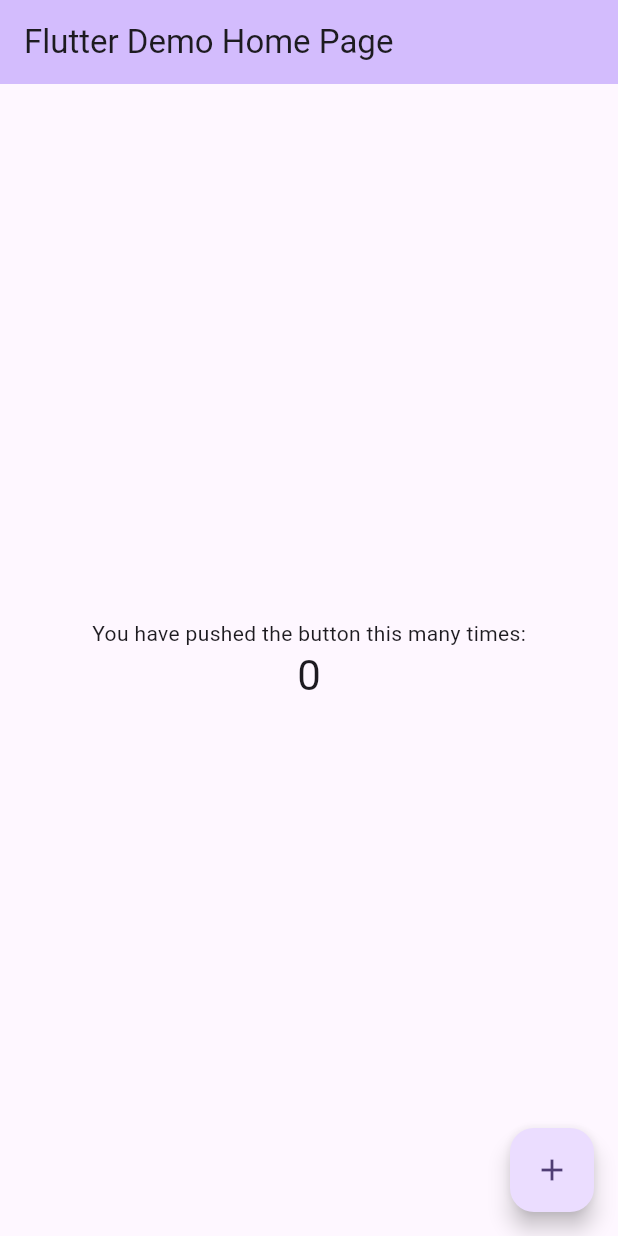
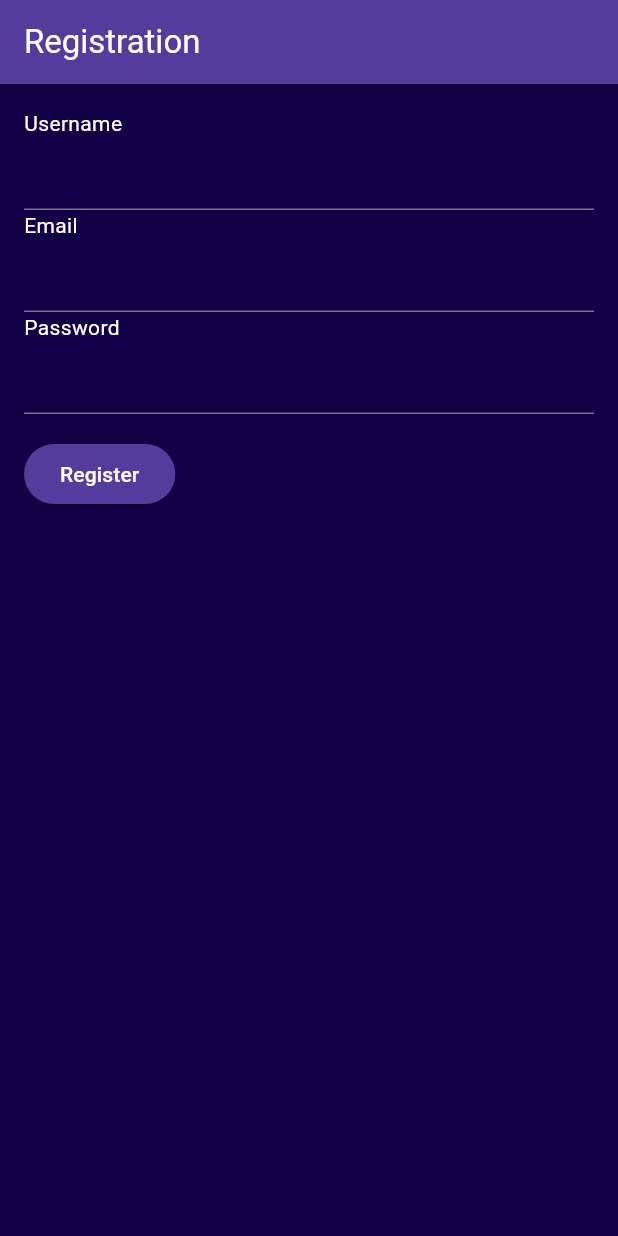
Before and after one commit to rgkce/WriteReadLearn, a Flutter app: the screen it shows after launch, on a phone screen of 412 x 824 dp. Run offline on Flutter 3.47's test engine with Material 3 defaults, Android fonts, the phone set to English and light mode, and no system bars.

Commit message:
frontend 1

```diff
--- a/mobil/write_read_learn/lib/main.dart
+++ b/mobil/write_read_learn/lib/main.dart
@@ -7,119 +7,204 @@
 class MyApp extends StatelessWidget {
   const MyApp({super.key});
 
-  // This widget is the root of your application.
   @override
   Widget build(BuildContext context) {
     return MaterialApp(
-      title: 'Flutter Demo',
+      title: 'Registration and Login',
       theme: ThemeData(
-        // This is the theme of your application.
-        //
-        // TRY THIS: Try running your application with "flutter run". You'll see
-        // the application has a purple toolbar. Then, without quitting the app,
-        // try changing the seedColor in the colorScheme below to Colors.green
-        // and then invoke "hot reload" (save your changes or press the "hot
-        // reload" button in a Flutter-supported IDE, or press "r" if you used
-        // the command line to start the app).
-        //
-        // Notice that the counter didn't reset back to zero; the application
-        // state is not lost during the reload. To reset the state, use hot
-        // restart instead.
-        //
-        // This works for code too, not just values: Most code changes can be
-        // tested with just a hot reload.
-        colorScheme: ColorScheme.fromSeed(seedColor: Colors.deepPurple),
-        useMaterial3: true,
+        primarySwatch: Colors.blue,
       ),
-      home: const MyHomePage(title: 'Flutter Demo Home Page'),
+      home: const RegistrationPage(),
     );
   }
 }
 
-class MyHomePage extends StatefulWidget {
-  const MyHomePage({super.key, required this.title});
-
-  // This widget is the home page of your application. It is stateful, meaning
-  // that it has a State object (defined below) that contains fields that affect
-  // how it looks.
-
-  // This class is the configuration for the state. It holds the values (in this
-  // case the title) provided by the parent (in this case the App widget) and
-  // used by the build method of the State. Fields in a Widget subclass are
-  // always marked "final".
-
-  final String title;
+class RegistrationPage extends StatefulWidget {
+  const RegistrationPage({super.key});
 
   @override
-  State<MyHomePage> createState() => _MyHomePageState();
+  // ignore: library_private_types_in_public_api
+  _RegistrationPageState createState() => _RegistrationPageState();
 }
 
-class _MyHomePageState extends State<MyHomePage> {
-  int _counter = 0;
-
-  void _incrementCounter() {
-    setState(() {
-      // This call to setState tells the Flutter framework that something has
-      // changed in this State, which causes it to rerun the build method below
-      // so that the display can reflect the updated values. If we changed
-      // _counter without calling setState(), then the build method would not be
-      // called again, and so nothing would appear to happen.
-      _counter++;
-    });
-  }
+class _RegistrationPageState extends State<RegistrationPage> {
+  final _formKey = GlobalKey<FormState>();
+  final _emailController = TextEditingController();
+  final _usernameController = TextEditingController();
+  final _passwordController = TextEditingController();
+  // ignore: unused_field
+  bool _isRegistered = false;
 
   @override
   Widget build(BuildContext context) {
-    // This method is rerun every time setState is called, for instance as done
-    // by the _incrementCounter method above.
-    //
-    // The Flutter framework has been optimized to make rerunning build methods
-    // fast, so that you can just rebuild anything that needs updating rather
-    // than having to individually change instances of widgets.
     return Scaffold(
       appBar: AppBar(
-        // TRY THIS: Try changing the color here to a specific color (to
-        // Colors.amber, perhaps?) and trigger a hot reload to see the AppBar
-        // change color while the other colors stay the same.
-        backgroundColor: Theme.of(context).colorScheme.inversePrimary,
-        // Here we take the value from the MyHomePage object that was created by
-        // the App.build method, and use it to set our appbar title.
-        title: Text(widget.title),
+        title: const Text(
+          'Registration',
+          style: TextStyle(
+            color: Color.fromARGB(255, 255, 255, 255),
+          ),
+        ),
+        backgroundColor: const Color.fromARGB(255, 84, 60, 157),
       ),
-      body: Center(
-        // Center is a layout widget. It takes a single child and positions it
-        // in the middle of the parent.
-        child: Column(
-          // Column is also a layout widget. It takes a list of children and
-          // arranges them vertically. By default, it sizes itself to fit its
-          // children horizontally, and tries to be as tall as its parent.
-          //
-          // Column has various properties to control how it sizes itself and
-          // how it positions its children. Here we use mainAxisAlignment to
-          // center the children vertically; the main axis here is the vertical
-          // axis because Columns are vertical (the cross axis would be
-          // horizontal).
-          //
-          // TRY THIS: Invoke "debug painting" (choose the "Toggle Debug Paint"
-          // action in the IDE, or press "p" in the console), to see the
-          // wireframe for each widget.
-          mainAxisAlignment: MainAxisAlignment.center,
-          children: <Widget>[
-            const Text(
-              'You have pushed the button this many times:',
+      body: Container(
+        decoration: const BoxDecoration(
+          color: Color.fromARGB(255, 17, 0, 69),
+        ),
+        child: Form(
+          key: _formKey,
+          child: Padding(
+            padding: const EdgeInsets.all(16.0),
+            child: Column(
+              crossAxisAlignment: CrossAxisAlignment.start,
+              children: <Widget>[
+                const Text(
+                  'Username',
+                  style: TextStyle(
+                    color: Color.fromARGB(255, 255, 255, 255),
+                  ),
+                ),
+                TextFormField(
+                  controller: _usernameController,
+                  validator: (value) {
+                    if (value == null || value.isEmpty) {
+                      return 'Please enter a username';
+                    }
+                    return null;
+                  },
+                  style: TextStyle(
+                    color: _isRegistered ? Colors.white : Colors.black,
+                  ),
+                ),
+                const Text(
+                  'Email',
+                  style: TextStyle(
+                    color: Color.fromARGB(255, 255, 255, 255),
+                  ),
+                ),
+                TextFormField(
+                  controller: _emailController,
+                  validator: (value) {
+                    if (value == null || value.isEmpty) {
+                      return 'Please enter email';
+                    }
+                    return null;
+                  },
+                  style: TextStyle(
+                    color: _isRegistered ? Colors.white : Colors.black,
+                  ),
+                ),
+                const Text(
+                  'Password',
+                  style: TextStyle(
+                    color: Color.fromARGB(255, 255, 255, 255),
+                  ),
+                ),
+                TextFormField(
+                  controller: _passwordController,
+                  obscureText: true,
+                  validator: (value) {
+                    if (value == null || value.isEmpty) {
+                      return 'Please enter a password';
+                    }
+                    return null;
+                  },
+                  style: TextStyle(
+                    color: _isRegistered ? Colors.white : Colors.black,
+                  ),
+                ),
+                Padding(
+                  padding: const EdgeInsets.symmetric(vertical: 16.0),
+                  child: ElevatedButton(
+                    onPressed: () {
+                      if (_formKey.currentState!.validate()) {
+                        // ignore: unused_local_variable
+                        String username = _usernameController.text;
+                        // ignore: unused_local_variable
+                        String password = _passwordController.text;
+                        setState(() {
+                          _isRegistered = true;
+                        });
+                        Navigator.pushReplacement(
+                          context,
+                          MaterialPageRoute(
+                              builder: (context) => const LoginPage()),
+                        );
+                      }
+                    },
+                    style: ElevatedButton.styleFrom(
+                      backgroundColor: const Color.fromARGB(
+                          255, 84, 60, 157), // Custom color
+                    ),
+                    child: const Text(
+                      'Register',
+                      style: TextStyle(
+                        color: Color.fromARGB(255, 255, 255, 255),
+                      ),
+                    ),
+                  ),
+                ),
+              ],
             ),
-            Text(
-              '$_counter',
-              style: Theme.of(context).textTheme.headlineMedium,
-            ),
-          ],
+          ),
         ),
       ),
-      floatingActionButton: FloatingActionButton(
-        onPressed: _incrementCounter,
-        tooltip: 'Increment',
-        child: const Icon(Icons.add),
-      ), // This trailing comma makes auto-formatting nicer for build methods.
     );
   }
 }
+
+class LoginPage extends StatefulWidget {
+  const LoginPage({super.key});
+
+  @override
+  // ignore: library_private_types_in_public_api
+  _LoginPageState createState() => _LoginPageState();
+}
+
+class _LoginPageState extends State<LoginPage> {
+  final _formKey = GlobalKey<FormState>();
+
+  @override
+  Widget build(BuildContext context) {
+    return Scaffold(
+      appBar: AppBar(
+        title: const Text('Login'),
+      ),
+      body: Container(
+        decoration: const BoxDecoration(
+          color: Color.fromARGB(255, 124, 187, 255),
+        ),
+        child: Form(
+          key: _formKey,
+          child: Padding(
+            padding: const EdgeInsets.all(16.0),
+            child: Column(
+              crossAxisAlignment: CrossAxisAlignment.start,
+              children: <Widget>[
+                TextFormField(
+                  validator: (value) {
+                    if (value == null || value.isEmpty) {
+                      return 'Please enter some text';
+                    }
+                    return null;
+                  },
+                ),
+                Padding(
+                  padding: const EdgeInsets.symmetric(vertical: 16.0),
+                  child: ElevatedButton(
+                    onPressed: () {
+                      if (_formKey.currentState!.validate()) {
+                        // Process data here.
+                      }
+                    },
+                    child: const Text('Login'),
+                  ),
+                ),
+              ],
+            ),
+          ),
+        ),
+      ),
+    );
+  }
+}
```
Also changed, not shown: 1 other file.
